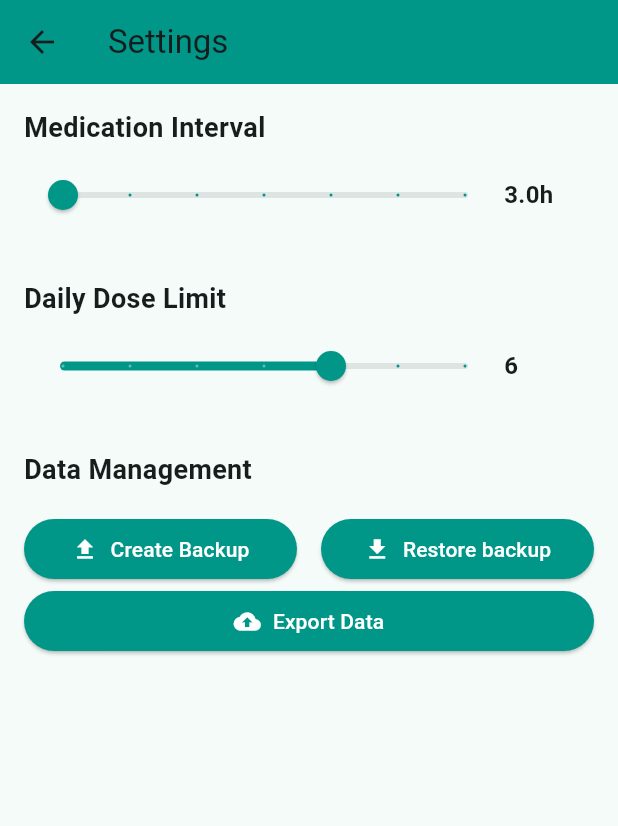
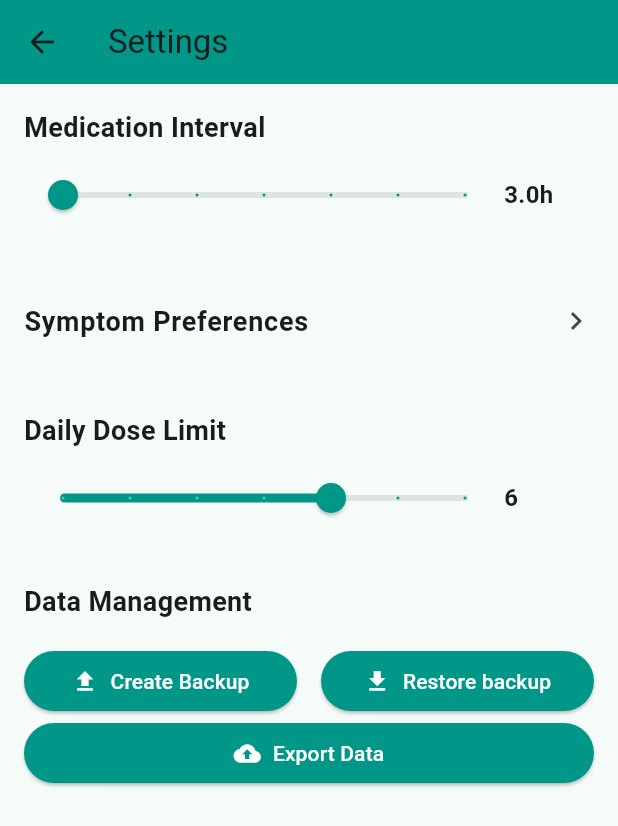
Before and after one commit to dojosgithub/mestinow, a Flutter app: the SettingsPage screen opened directly, on a phone screen of 412 x 824 dp. Shown: the top 826 px of the screen. Run offline on Flutter 3.47's test engine with Material 3 defaults, Android fonts, the phone set to English and light mode, and no system bars; our stand-ins replace file_picker, flutter_local_notifications, google_fonts, objectbox, percent_indicator, qr_flutter and 4 more; accounts and stored records are empty; generated files the repository leaves out were written again.

Commit message:
Created symptom preferences page in settings

```diff
--- a/lib/pages/settings.dart
+++ b/lib/pages/settings.dart
@@ -10,6 +10,7 @@ import 'package:flutter_gen/gen_l10n/app_localizations.dart';
 import 'package:path/path.dart' as p;
 import 'package:path_provider/path_provider.dart';
 import 'package:intl/intl.dart';
+import 'package:mestinow/pages/symptom_preferences_page.dart';
 
 class SettingsPage extends StatefulWidget {
   const SettingsPage({super.key});
@@ -284,6 +285,23 @@ class _SettingsPageState extends State<SettingsPage> {
               ],
             ),
             const SizedBox(height: 32),
+            ListTile(
+              contentPadding: EdgeInsets.zero,
+              title: Text(
+                l10n.symptomPreferences,
+                style: const TextStyle(fontSize: 18, fontWeight: FontWeight.bold),
+              ),
+              trailing: const Icon(Icons.chevron_right),
+              onTap: () {
+                Navigator.push(
+                  context,
+                  MaterialPageRoute(
+                    builder: (_) => SymptomPreferencesPage(),
+                  ),
+                );
+              },
+            ),
+            const SizedBox(height: 32),
             Text(
               l10n.dailyDoseLimit,
               style: const TextStyle(fontSize: 18, fontWeight: FontWeight.bold),
```
Also changed, not shown: lib/pages/symptom_preferences_page.dart (added, +61 -0 lines).
